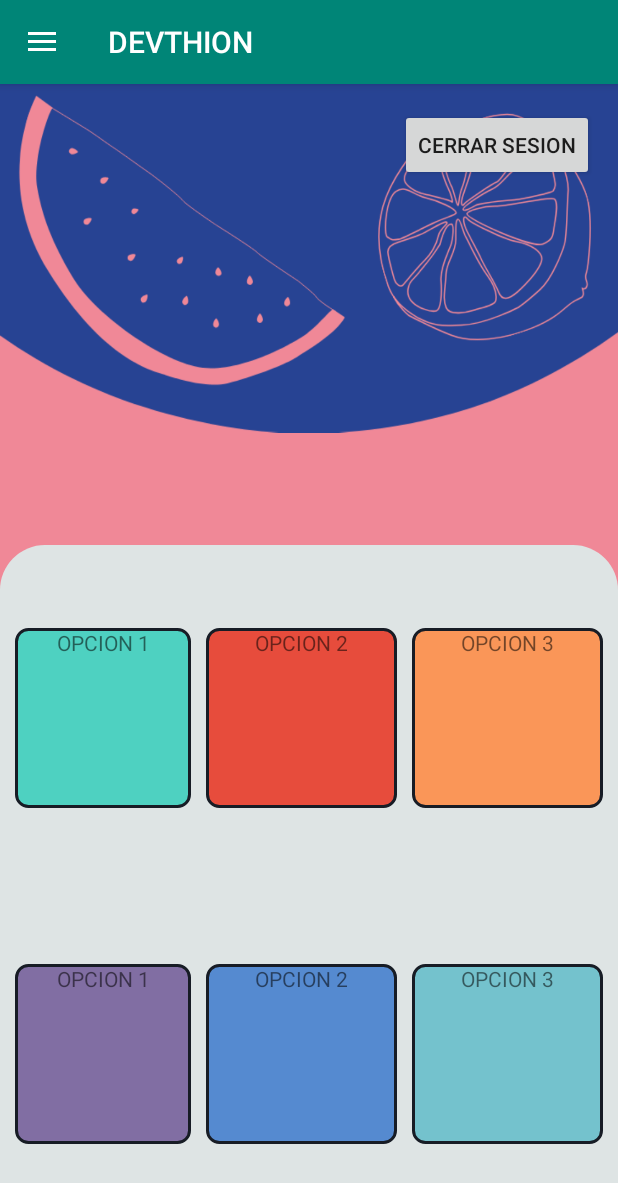
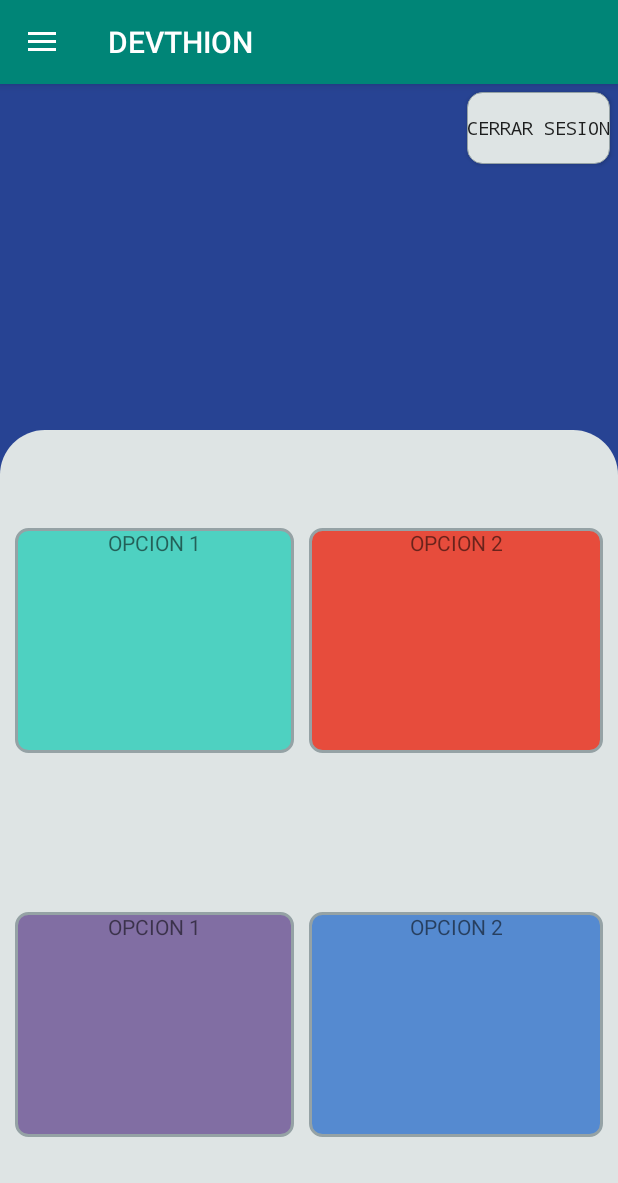
Before and after one commit to devthion/Aplicacion_showroom, an Android app: the screen it shows after launch once a user with an empty profile is signed in (MenuPrincipal), on a phone screen of 412 x 824 dp. Shown: the top 1183 px of the screen. Run offline under Robolectric (Android 15) with nearby library versions, the phone set to English and light mode, and no system bars; our stand-ins replace Firebase (no records; nobody signed in at launch, a user with empty details on screens opened directly), Picasso, navigation-ui; Roboto replaces fonts that are not available here.

Commit message:
Diseño del menu desplegable

```diff
--- a/app/src/main/java/com/devthion/myapplication/FragmentMenuPrincipal.java
+++ b/app/src/main/java/com/devthion/myapplication/FragmentMenuPrincipal.java
@@ -27,7 +27,7 @@ import static android.content.res.Resources.getSystem;
 
 public class FragmentMenuPrincipal extends Fragment  {
 
-    ImageView fondo_menu_principal;
+    ImageView flor3, flor2;
     LinearLayout textVMenu;
     ConstraintLayout constraintLayout_menu;
     FirebaseAuth fAuth;
@@ -40,7 +40,8 @@ public class FragmentMenuPrincipal extends Fragment  {
         View view = inflater.inflate(R.layout.fragment_fragment_menu_principal, container, false);
         btnCerrarSesion = (Button) view.findViewById(R.id.btnCerrarSesionn);
         fAuth = FirebaseAuth.getInstance();
-        fondo_menu_principal = view.findViewById(R.id.fondo_menu_principal);
+        flor3 = view.findViewById(R.id.flor3);
+        flor2 = view.findViewById(R.id.flor2);
         textVMenu =view.findViewById(R.id.linearMenu);
         constraintLayout_menu = view.findViewById(R.id.constraintLayout_menu);
 
@@ -53,9 +54,10 @@ public class FragmentMenuPrincipal extends Fragment  {
 
 
 
-        fondo_menu_principal.animate().translationY((float) (-h*0.65 )).setDuration(1000).setStartDelay(300);
-        textVMenu.animate().translationY(140).alpha(0).setDuration(1200).setStartDelay(320);
-        constraintLayout_menu.animate().alpha(1).setDuration(800).setStartDelay(300);
+        flor3.animate().translationX(-100).alpha(0).setDuration(600).setStartDelay(300);
+        flor2.animate().translationX(100).alpha(0).setDuration(600).setStartDelay(300);
+        textVMenu.animate().scaleX(2).scaleY(2).alpha(0).setDuration(500).setStartDelay(300);
+        constraintLayout_menu.animate().alpha(1).setDuration(800).setStartDelay(500);
 
         btnCerrarSesion.setOnClickListener(new View.OnClickListener() {
             @Override
--- a/app/src/main/res/drawable/background_1.xml
+++ b/app/src/main/res/drawable/background_1.xml
@@ -2,6 +2,6 @@
 <shape xmlns:android="http://schemas.android.com/apk/res/android">
     <solid android:color="#4ED1C1"/>
     <corners android:radius="8dp"/>
-    <stroke android:color="#171c25" android:width="2dp"></stroke>
+    <stroke android:color="#95a2a5" android:width="2dp"></stroke>
 
 </shape>
--- a/app/src/main/res/drawable/background_2.xml
+++ b/app/src/main/res/drawable/background_2.xml
@@ -3,5 +3,5 @@
 
     <solid android:color="#e74c3c"/>
     <corners android:radius="8dp"/>
-    <stroke android:color="#171c25" android:width="2dp"></stroke>
+    <stroke android:color="#95a2a5" android:width="2dp"></stroke>
 </shape>
--- a/app/src/main/res/drawable/background_4.xml
+++ b/app/src/main/res/drawable/background_4.xml
@@ -3,5 +3,5 @@
 
     <solid android:color="#816ea3"/>
     <corners android:radius="8dp"/>
-    <stroke android:color="#171c25" android:width="2dp"></stroke>
+    <stroke android:color="#95a2a5" android:width="2dp"></stroke>
 </shape>
--- a/app/src/main/res/drawable/background_5.xml
+++ b/app/src/main/res/drawable/background_5.xml
@@ -4,5 +4,5 @@
     <solid android:color="#558ad0"/>
 
     <corners android:radius="8dp"/>
-    <stroke android:color="#171c25" android:width="2dp"></stroke>
+    <stroke android:color="#95a2a5" android:width="2dp"></stroke>
 </shape>
--- /dev/null
+++ b/app/src/main/res/drawable/design_btn_1.xml
@@ -0,0 +1,6 @@
+<?xml version="1.0" encoding="utf-8"?>
+<shape xmlns:android="http://schemas.android.com/apk/res/android">
+    <solid android:color="#dee4e4"></solid>
+    <corners android:radius="10dp"></corners>
+    <stroke android:color="#95a2a5" android:width="0.5dp"></stroke>
+</shape>
--- a/app/src/main/res/layout/fragment_fragment_menu_principal.xml
+++ b/app/src/main/res/layout/fragment_fragment_menu_principal.xml
@@ -5,22 +5,33 @@
     android:layout_width="match_parent"
     android:layout_height="match_parent"
     tools:context=".FragmentMenuPrincipal"
-    android:background="#f08897">
+    android:background="#274393">
 
     <!-- TODO: Update blank fragment layout -->
 
 
     <ImageView
-        android:id="@+id/fondo_menu_principal"
-        android:layout_width="0dp"
-        android:layout_height="0dp"
-
-        android:scaleType="fitXY"
-        android:src="@drawable/fondo_menu_principal"
+        android:id="@+id/flor3"
+        android:layout_width="500px"
+        android:layout_height="wrap_content"
+        android:src="@drawable/flor3"
         app:layout_constraintBottom_toBottomOf="parent"
         app:layout_constraintEnd_toEndOf="parent"
+        app:layout_constraintHorizontal_bias="0.0"
         app:layout_constraintStart_toStartOf="parent"
         app:layout_constraintTop_toTopOf="parent" />
+
+    <ImageView
+        android:id="@+id/flor2"
+        android:layout_width="500px"
+        android:layout_height="wrap_content"
+        android:src="@drawable/flor3"
+        app:layout_constraintBottom_toBottomOf="parent"
+        app:layout_constraintEnd_toEndOf="parent"
+        app:layout_constraintHorizontal_bias="1.0"
+        app:layout_constraintStart_toStartOf="parent"
+        app:layout_constraintTop_toTopOf="parent"
+        android:rotation="180" />
 
     <LinearLayout
         android:id="@+id/linearMenu"
@@ -49,13 +60,17 @@
         android:id="@+id/btnCerrarSesionn"
         android:layout_width="wrap_content"
         android:layout_height="wrap_content"
+        android:layout_margin="5dp"
+        android:background="@drawable/design_btn_1"
+        android:fontFamily="monospace"
         android:text="CERRAR SESION"
+        android:textSize="12sp"
         app:layout_constraintBottom_toBottomOf="parent"
         app:layout_constraintEnd_toEndOf="parent"
-        app:layout_constraintHorizontal_bias="0.943"
+        app:layout_constraintHorizontal_bias="1.0"
         app:layout_constraintStart_toStartOf="parent"
         app:layout_constraintTop_toTopOf="parent"
-        app:layout_constraintVertical_bias="0.023" />
+        app:layout_constraintVertical_bias="0.0" />
 
     <androidx.constraintlayout.widget.ConstraintLayout
         android:id="@+id/constraintLayout_menu"
@@ -76,28 +91,30 @@
             android:orientation="vertical"
             app:layout_constraintBottom_toBottomOf="parent"
             app:layout_constraintEnd_toEndOf="parent"
-            app:layout_constraintHeight_percent="0.6"
+            app:layout_constraintHeight_percent="0.7"
             app:layout_constraintHorizontal_bias="1.0"
             app:layout_constraintStart_toStartOf="parent"
             app:layout_constraintTop_toTopOf="parent"
             app:layout_constraintVertical_bias="1.0">
 
             <LinearLayout
-                android:paddingTop="26dp"
-                android:paddingBottom="26dp"
                 android:layout_width="match_parent"
                 android:layout_height="match_parent"
                 android:layout_weight="3"
-                android:orientation="horizontal">
+                android:orientation="horizontal"
+                android:paddingTop="26dp"
+                android:paddingBottom="13dp">
 
                 <LinearLayout
                     android:layout_width="match_parent"
-                    android:layout_height="120dp"
+                    android:layout_height="150dp"
                     android:layout_gravity="center"
+                    android:layout_marginLeft="10dp"
+                    android:layout_marginTop="10dp"
+                    android:layout_marginRight="10dp"
+                    android:layout_marginBottom="10dp"
                     android:layout_weight="1"
                     android:background="@drawable/background_1"
-                    android:layout_marginLeft="10dp"
-                    android:layout_marginRight="10dp"
                     android:orientation="vertical">
 
                     <TextView
@@ -110,9 +127,11 @@
 
                 <LinearLayout
                     android:layout_width="match_parent"
-                    android:layout_height="120dp"
+                    android:layout_height="150dp"
                     android:layout_gravity="center"
+                    android:layout_marginTop="10dp"
                     android:layout_marginRight="10dp"
+                    android:layout_marginBottom="10dp"
                     android:layout_weight="1"
                     android:background="@drawable/background_2"
                     android:orientation="vertical">
@@ -125,38 +144,25 @@
                         android:text="OPCION 2" />
                 </LinearLayout>
 
-                <LinearLayout
-                    android:layout_width="match_parent"
-                    android:layout_height="120dp"
-                    android:layout_gravity="center"
-                    android:layout_weight="1"
-                    android:layout_marginRight="10dp"
-                    android:background="@drawable/background_3"
-                    android:orientation="vertical">
+            </LinearLayout>
 
-                    <TextView
-                        android:id="@+id/textView8"
-                        android:layout_width="match_parent"
-                        android:layout_height="wrap_content"
-                        android:gravity="center"
-                        android:text="OPCION 3" />
-                </LinearLayout>
-            </LinearLayout>
             <LinearLayout
-                android:paddingTop="13dp"
-                android:paddingBottom="26dp"
                 android:layout_width="match_parent"
                 android:layout_height="match_parent"
                 android:layout_weight="3"
-                android:orientation="horizontal">
+                android:orientation="horizontal"
+                android:paddingTop="13dp"
+                android:paddingBottom="26dp">
 
                 <LinearLayout
                     android:layout_width="match_parent"
-                    android:layout_height="120dp"
+                    android:layout_height="150dp"
                     android:layout_gravity="center"
+                    android:layout_marginLeft="10dp"
+                    android:layout_marginTop="10dp"
+                    android:layout_marginRight="10dp"
+                    android:layout_marginBottom="10dp"
                     android:layout_weight="1"
-                    android:layout_marginLeft="10dp"
-                    android:layout_marginRight="10dp"
                     android:background="@drawable/background_4"
                     android:orientation="vertical">
 
@@ -170,10 +176,12 @@
 
                 <LinearLayout
                     android:layout_width="match_parent"
-                    android:layout_height="120dp"
+                    android:layout_height="150dp"
                     android:layout_gravity="center"
+                    android:layout_marginTop="10dp"
+                    android:layout_marginRight="10dp"
+                    android:layout_marginBottom="10dp"
                     android:layout_weight="1"
-                    android:layout_marginRight="10dp"
                     android:background="@drawable/background_5"
                     android:orientation="vertical">
 
@@ -185,24 +193,9 @@
                         android:text="OPCION 2" />
                 </LinearLayout>
 
-                <LinearLayout
-                    android:layout_width="match_parent"
-                    android:layout_height="120dp"
-                    android:layout_gravity="center"
-                    android:layout_weight="1"
-                    android:layout_marginRight="10dp"
-                    android:background="@drawable/background_6"
-                    android:orientation="vertical">
-
-                    <TextView
-                        android:id="@+id/textView11"
-                        android:layout_width="match_parent"
-                        android:layout_height="wrap_content"
-                        android:gravity="center"
-                        android:text="OPCION 3" />
-                </LinearLayout>
             </LinearLayout>
         </LinearLayout>
+
     </androidx.constraintlayout.widget.ConstraintLayout>
 
 </androidx.constraintlayout.widget.ConstraintLayout>
--- a/app/src/main/res/layout/layout_navigation_header.xml
+++ b/app/src/main/res/layout/layout_navigation_header.xml
@@ -15,8 +15,8 @@
         android:id="@+id/imagenPerfil"
         android:layout_width="100dp"
         android:layout_height="100dp"
-        android:layout_marginLeft="20dp"
-        android:layout_marginTop="20dp"
+        android:layout_marginLeft="16dp"
+        android:layout_marginTop="16dp"
         android:scaleType="centerCrop"
         android:src="@drawable/icono_usuario" />
 
```
Also changed, not shown: app/src/main/res/drawable-v24/flor2.png (added), app/src/main/res/drawable-v24/flor3.png (added).
